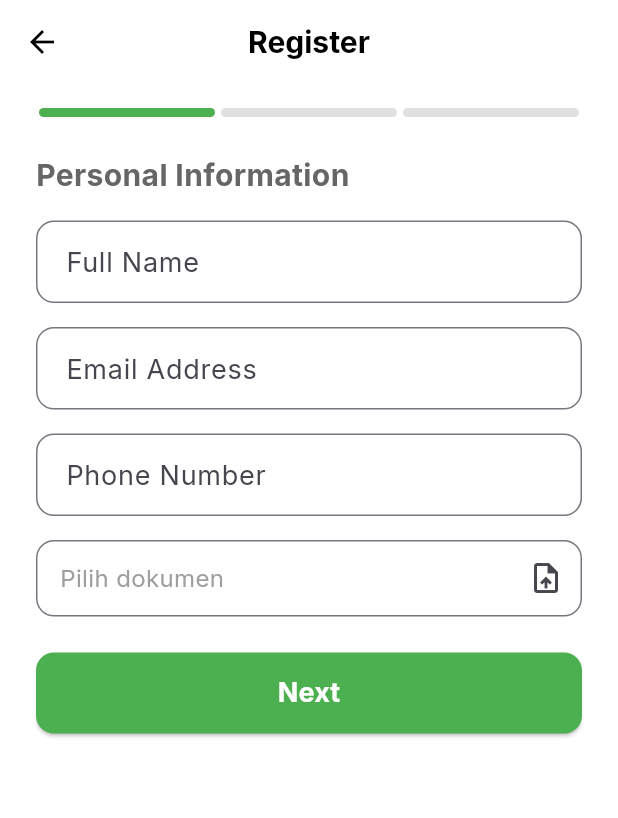
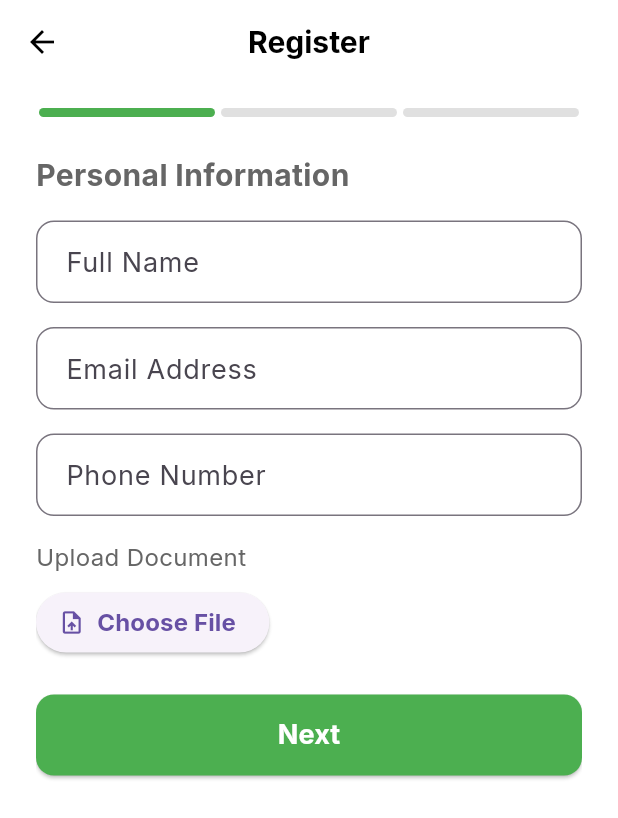
Before and after one commit to ringkesin/simpin-mobile, a Flutter app: the RegisterScreen screen opened directly, on a phone screen of 412 x 824 dp. Shown: the top 818 px of the screen. Run offline on Flutter 3.47's test engine with Material 3 defaults, Android fonts, the phone set to English and light mode, and no system bars; drawn by our look-alikes of step_progress_indicator; our stand-ins replace dio, flutter_dotenv, flutter_typeahead, google_fonts, shared_preferences; missing offline and left inert: file_selector; accounts and stored records are empty; network calls fail.

Commit message:
09/04/25 - fixing input file

```diff
--- a/lib/feature/auth/screens/registrasi.dart
+++ b/lib/feature/auth/screens/registrasi.dart
@@ -2,7 +2,7 @@ import 'package:flutter/material.dart';
 import 'package:step_progress_indicator/step_progress_indicator.dart';
 import '../../../service/api_service.dart';
 import 'package:flutter_typeahead/flutter_typeahead.dart';
-import 'package:file_picker/file_picker.dart';
+import 'package:file_selector/file_selector.dart';
 
 void main() {
   runApp(
@@ -26,8 +26,6 @@ class _RegisterScreenState extends State<RegisterScreen> {
   int _currentStep = 1;
   List<Map<String, dynamic>> _units = [];
   String? _selectedUnit;
-  PlatformFile? _documentStepOne;
-  PlatformFile? _documentStepTwo;
 
   @override
   void initState() {
@@ -35,13 +33,21 @@ class _RegisterScreenState extends State<RegisterScreen> {
     _fetchUnits();
   }
 
-  Future<void> _pickDocument(Function(PlatformFile) onPicked) async {
-    final result = await FilePicker.platform.pickFiles(type: FileType.any);
+  void _pickDocument(Function(XFile?) callback) async {
+    final typeGroup = XTypeGroup(
+      label: 'documents',
+      extensions: ['pdf', 'doc', 'docx'],
+      uniformTypeIdentifiers: [
+        'com.adobe.pdf',
+        'org.openxmlformats.wordprocessingml.document',
+        'com.microsoft.word.doc',
+      ],
+    );
 
-    if (result != null && result.files.isNotEmpty) {
-      onPicked(result.files.first);
+    final XFile? file = await openFile(acceptedTypeGroups: [typeGroup]);
+    if (file != null) {
+      callback(file);
     }
-    return null;
   }
 
   String _getUnitNameById(String? id) {
@@ -128,39 +134,24 @@ class _RegisterScreenState extends State<RegisterScreen> {
   }
 
   Widget _buildFilePicker({
-    // required String label,
-    required PlatformFile? file,
+    required XFile? file,
     required VoidCallback onPick,
   }) {
     return Column(
       crossAxisAlignment: CrossAxisAlignment.start,
       children: [
-        // Text(label, style: TextStyle(fontWeight: FontWeight.w600)),
-        // SizedBox(height: 8),
-        InkWell(
-          onTap: onPick,
-          child: InputDecorator(
-            decoration: InputDecoration(
-              border: OutlineInputBorder(
-                borderRadius: BorderRadius.circular(12),
-              ),
-              contentPadding: EdgeInsets.symmetric(
-                horizontal: 12,
-                vertical: 14,
-              ),
-              suffixIcon: Icon(Icons.upload_file),
-            ),
-            child: Text(
-              file?.name ?? 'Pilih dokumen',
-              style: TextStyle(
-                color: file == null ? Colors.grey : Colors.black87,
-              ),
-            ),
-          ),
+        Text("Upload Document"),
+        SizedBox(height: 8),
+        ElevatedButton.icon(
+          onPressed: onPick,
+          icon: Icon(Icons.upload_file),
+          label: Text(file != null ? 'File: ${file.name}' : 'Choose File'),
         ),
       ],
     );
   }
+
+  XFile? _documentStepOne; // Pastikan ini ada di state
 
   Widget _stepOne() {
     return Column(
@@ -179,7 +170,6 @@ class _RegisterScreenState extends State<RegisterScreen> {
         _buildTextField("Phone Number", keyboardType: TextInputType.phone),
 
         _buildFilePicker(
-          // label: "Upload Dokumen Step One",
           file: _documentStepOne,
           onPick: () {
             _pickDocument((file) {
@@ -190,7 +180,6 @@ class _RegisterScreenState extends State<RegisterScreen> {
           },
         ),
         SizedBox(height: 24),
-
         _buildNextButton(),
       ],
     );
--- a/lib/feature/home/screens/home_screen.dart
+++ b/lib/feature/home/screens/home_screen.dart
@@ -1,7 +1,7 @@
 import 'package:flutter/material.dart';
 import 'package:kkba_mobile/page_wrapper.dart';
 import '../widgets/home_widget.dart';
-import '../../../theme.dart';
+// import '../../../theme.dart';
 
 class HomeScreen extends StatelessWidget {
   @override
--- a/pubspec.yaml
+++ b/pubspec.yaml
@@ -42,7 +42,7 @@ dependencies:
   dropdown_search: ^6.0.2
   flutter_typeahead: ^4.6.2
   flutter_keyboard_visibility: ^5.3.0
-  file_picker: ^5.2.2
+  file_selector: ^1.0.3
 
 
 
```
Also changed, not shown: pubspec.lock, 6 other files.
